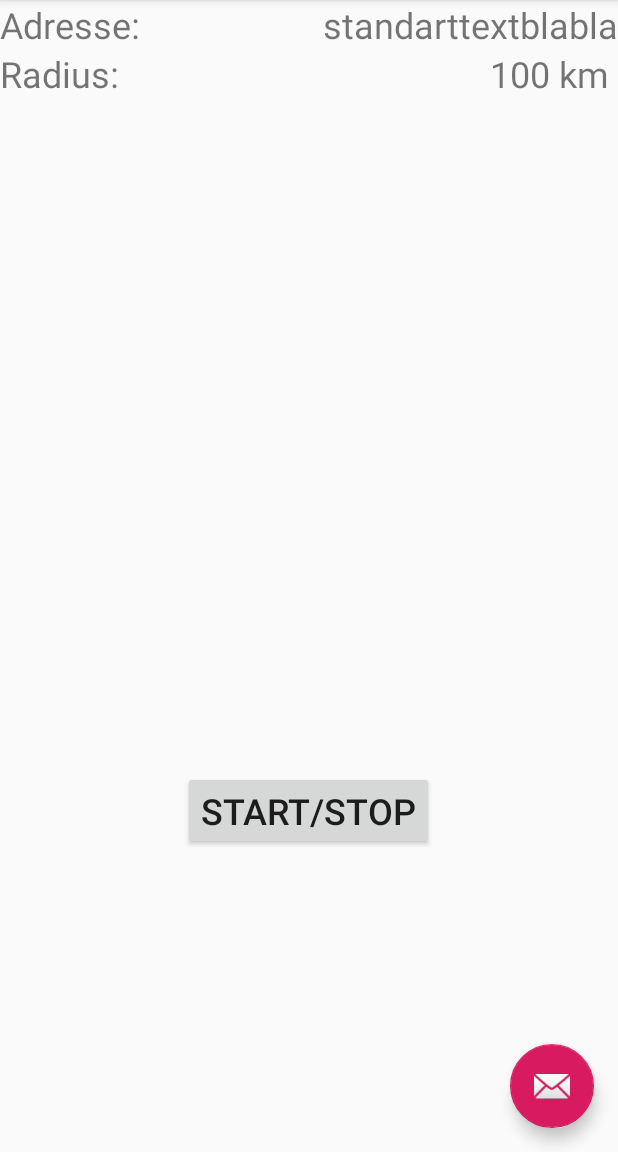
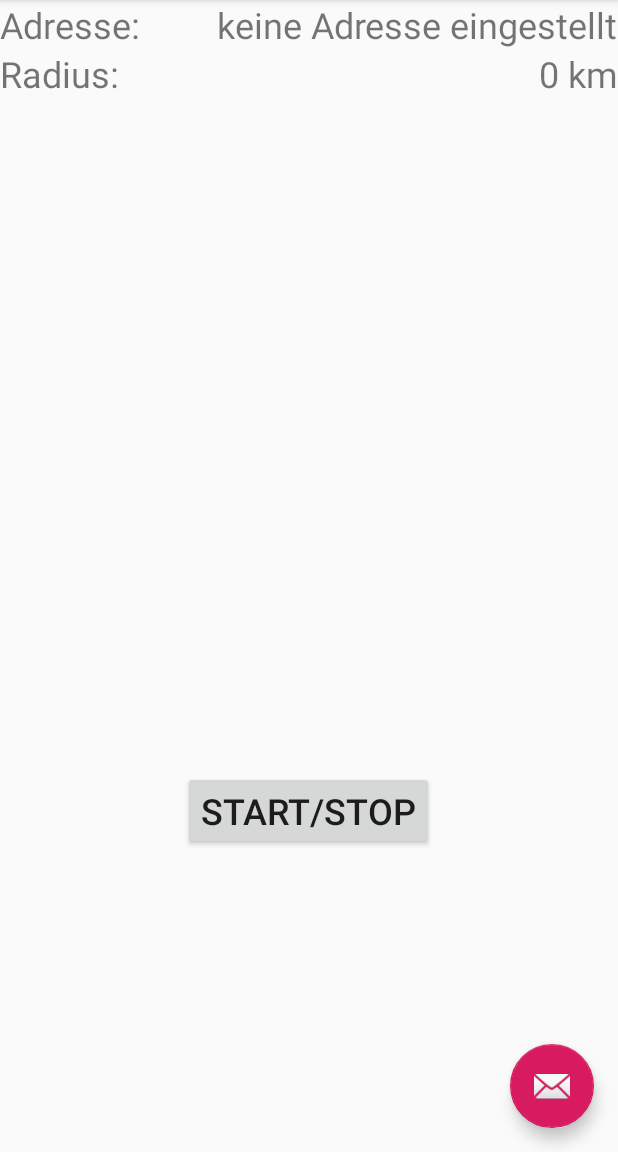
Before and after one commit to Jugendhackt/Geo-Clock, an Android app: the StartFragment screen opened directly, with no data from a screen before it, on a phone screen of 412 x 824 dp, the part 84-1236 px from its top. Run offline under Robolectric (Android 15) with nearby library versions, the phone set to English and light mode, and no system bars.

Commit message:
jetzige Möglichkeit, Adresse und Radius in Start darzustellen, NOCH NICHT einzustellen

```diff
--- a/app/src/main/java/org/jugendhackt/geoclock/StartFragment.java
+++ b/app/src/main/java/org/jugendhackt/geoclock/StartFragment.java
@@ -1,23 +1,41 @@
 package org.jugendhackt.geoclock;
 
 import android.content.Context;
+import android.content.SharedPreferences;
 import android.net.Uri;
 import android.os.Bundle;
+import android.preference.PreferenceManager;
 import android.support.v4.app.Fragment;
 import android.view.LayoutInflater;
 import android.view.View;
 import android.view.ViewGroup;
+import android.widget.TextView;
 
 import static org.jugendhackt.geoclock.R.layout.start;
 
 public class StartFragment extends Fragment {
 
+    String ADRESSE = "adresse";
+    String RADIUS = "radius";
+    String wertAdresse;
+    int wertRadius;
+
     @Override
     public View onCreateView(LayoutInflater inflater, ViewGroup container,
                              Bundle savedInstanceState) {
         // Inflate the layout for this fragment
-        return inflater.inflate(start, container, false);
+        SharedPreferences preferences = PreferenceManager.getDefaultSharedPreferences(getActivity());
+        wertAdresse = preferences.getString(ADRESSE, "keine Adresse eingestellt");
+        wertRadius = preferences.getInt(RADIUS, 0);
+
+        View rootView = inflater.inflate(start, container, false);
+        TextView adressView = rootView.findViewById(R.id.textView3);
+        adressView.setText(wertAdresse);
+
+        TextView radiusView = rootView.findViewById(R.id.textView4);
+        radiusView.setText(wertRadius + " km");
+
+        return rootView;
     }
 
-
 }
```
